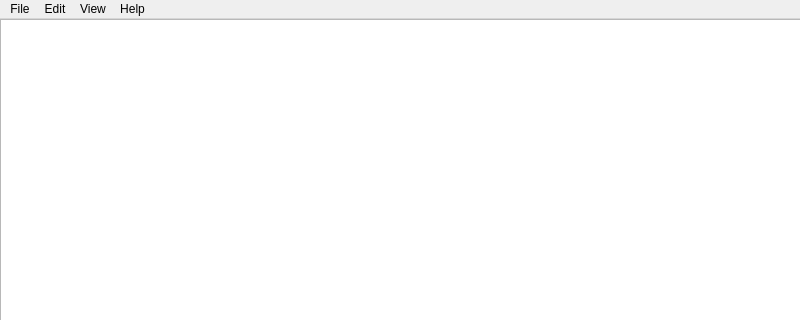
The window that mainwindow.ui (ValerieAttila09/SimpleNotepad-Qt-cpp) describes before a commit, drawn with Qt 5; both pictures show x 0 to 800 and y 0 to 320 of the 800 by 600 pixel window.
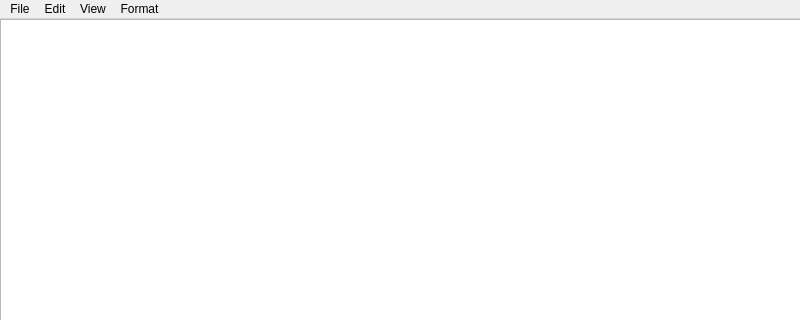
The same window after the commit.

Commit message: Added format menu

```diff
--- a/mainwindow.ui
+++ b/mainwindow.ui
@@ -63,7 +63,7 @@
    </widget>
    <widget class="QMenu" name="menuExit">
     <property name="title">
-     <string>Help</string>
+     <string>Format</string>
     </property>
    </widget>
    <addaction name="menuNew"/>
```
Left out of the diff: 25 changed lines with no effect on the pictures. The commit also changes 11 other files.
